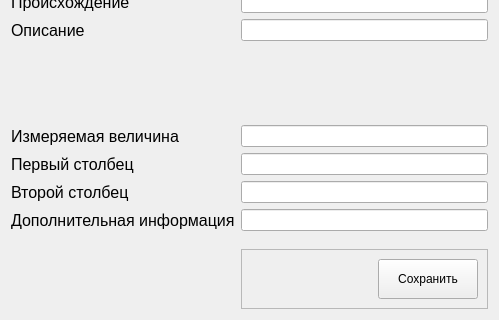
remsens/Peleng, file Peleng/SpectralLibPlugin/CreateSpectr.ui: the form before one commit; both pictures show x 0 to 499 and y 259 to 579 of the 499 by 579 pixel window.
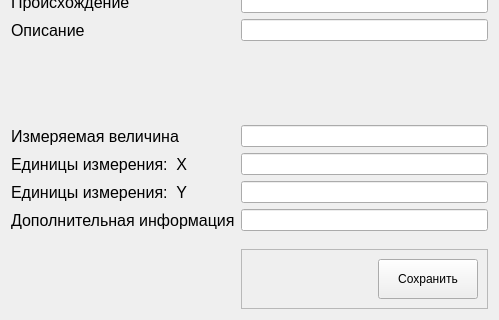
The form after the commit. Icons and pictures are not drawn.

```diff
--- a/Peleng/SpectralLibPlugin/CreateSpectr.ui
+++ b/Peleng/SpectralLibPlugin/CreateSpectr.ui
@@ -341,7 +341,7 @@
       </font>
      </property>
      <property name="text">
-      <string>Первый столбец</string>
+      <string>Единицы измерения:  Х</string>
      </property>
     </widget>
    </item>
@@ -360,7 +360,7 @@
       </font>
      </property>
      <property name="text">
-      <string>Второй столбец</string>
+      <string>Единицы измерения:  Y</string>
      </property>
     </widget>
    </item>
```
Left out of the diff: 19 changed lines with no effect on the pictures.
